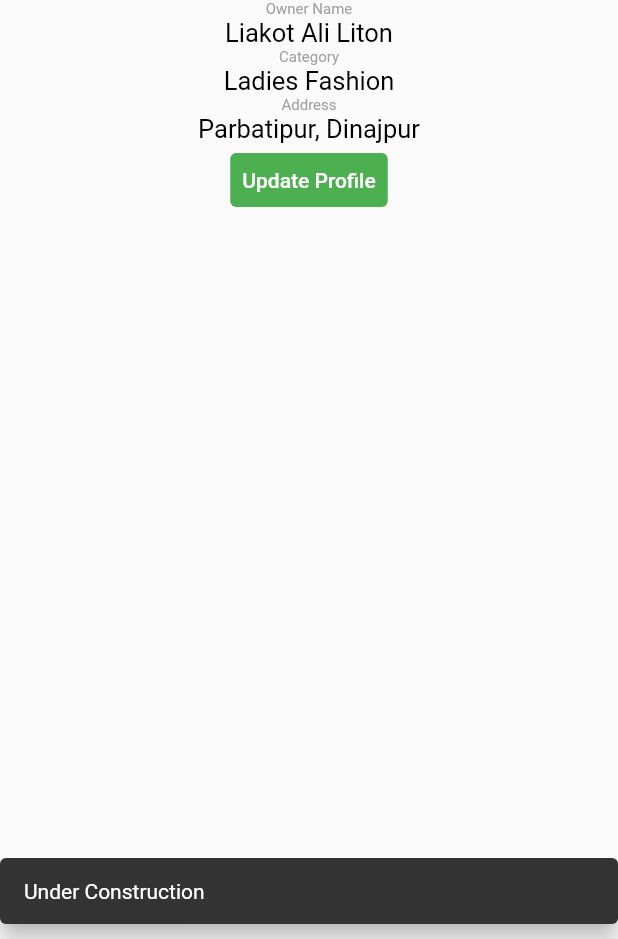
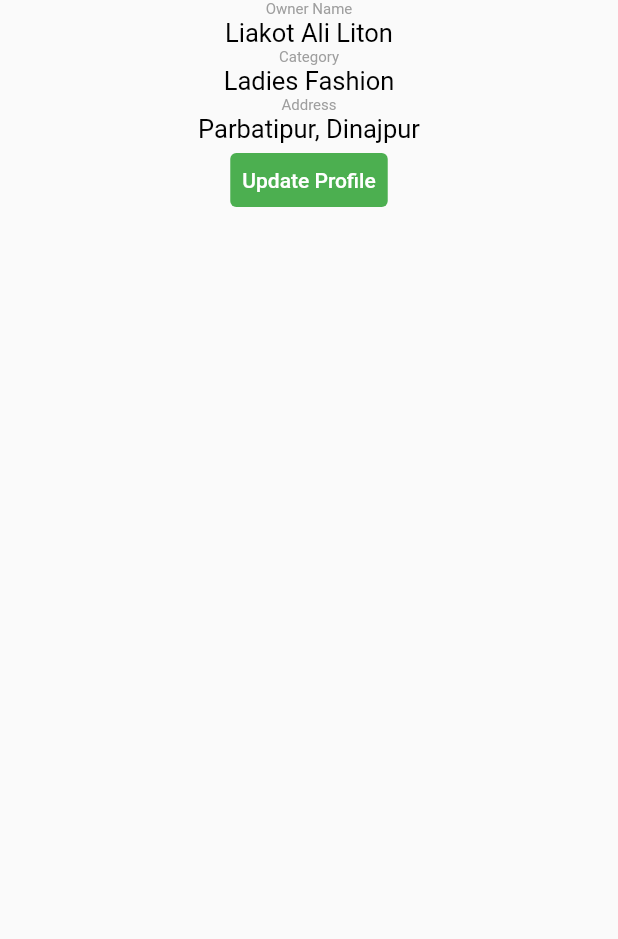
Before and after one commit to Liakot-ali/Flutter-Learn, a Flutter app: the ShopProfile screen opened directly, after a tap on "Update Profile", on a phone screen of 412 x 824 dp, the part 297-1236 px from its top. Run offline on Flutter 3.47's test engine with Material 2 defaults, Android fonts, the phone set to English and light mode, and no system bars.

Commit message:
Removing snacbar from shop details page

```diff
--- a/lib/shop_profile.dart
+++ b/lib/shop_profile.dart
@@ -55,13 +55,13 @@ class _ShopProfileState extends State<ShopProfile> {
             _Text("Parbatipur, Dinajpur", 17.0),
             TextButton(
               onPressed: () {
-                ScaffoldMessenger.of(context).showSnackBar(
-                  new SnackBar(
-                    behavior: SnackBarBehavior.floating,
-                    margin: EdgeInsets.only(bottom: 10.0),
-                    content: Text("Under Construction"),
-                  ),
-                );
+                // ScaffoldMessenger.of(context).showSnackBar(
+                //   new SnackBar(
+                //     behavior: SnackBarBehavior.floating,
+                //     margin: EdgeInsets.only(bottom: 10.0),
+                //     content: Text("Under Construction"),
+                //   ),
+                // );
               },
               child: Text("Update Profile"),
             ),
```
